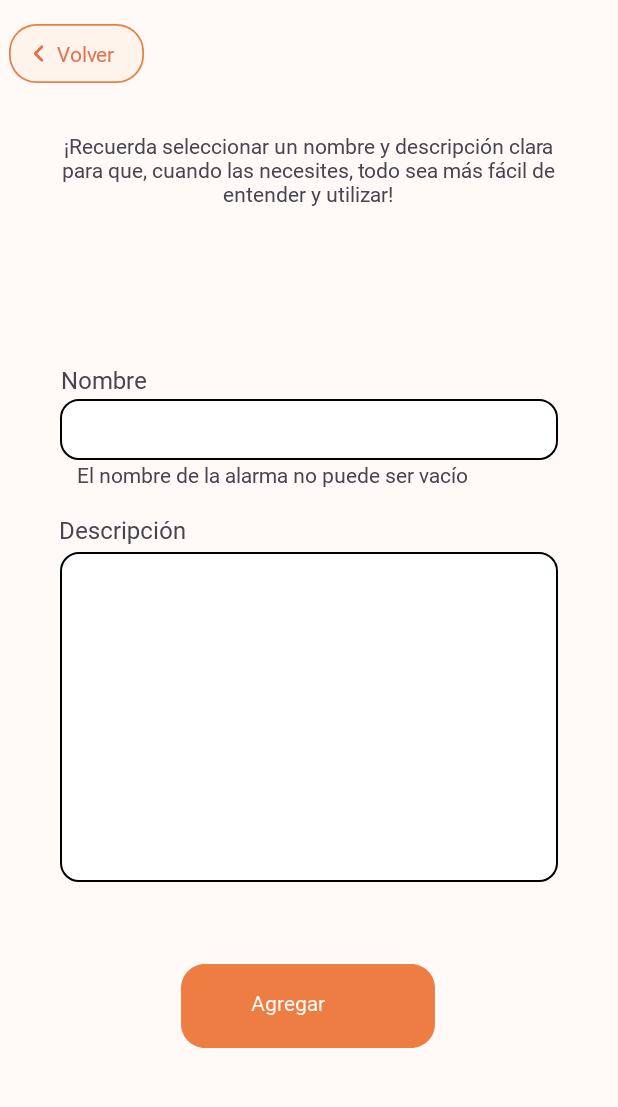
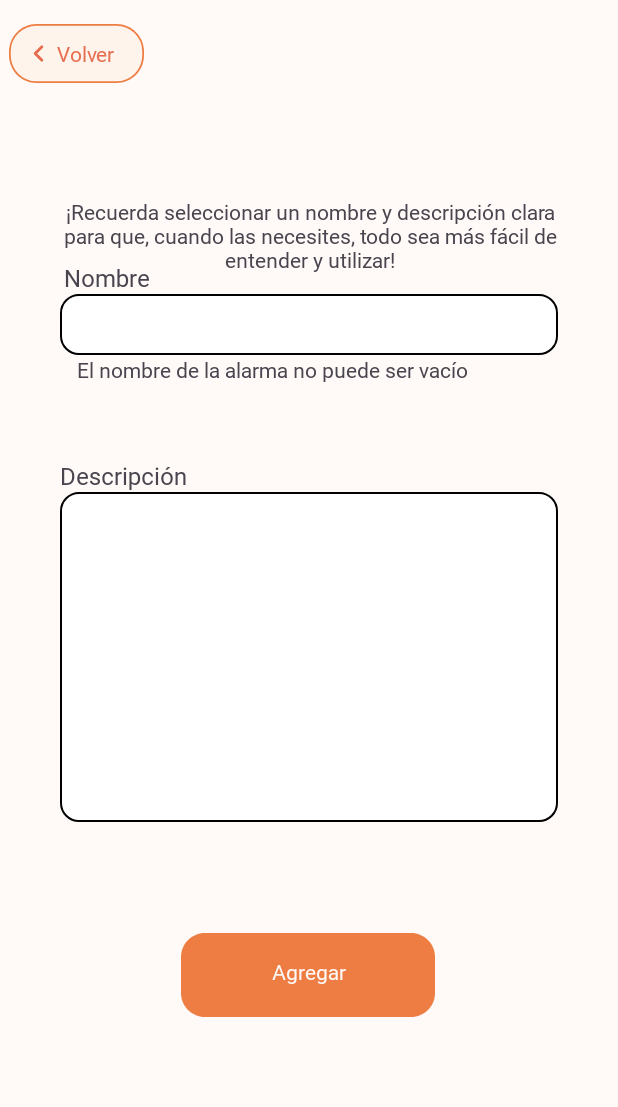
Before and after one commit to lhCabra/Maquetacion-UX-Cocinapp, an Android app: the AddAlarmActivity screen opened directly, with no data from a screen before it, on a phone screen of 412 x 824 dp, the part 96-1203 px from its top. Run offline under Robolectric (Android 15) with nearby library versions, the phone set to English and light mode, and no system bars.

Commit message:
fix measures

```diff
--- a/Cocinapp/app/src/main/res/layout/activity_add_alarm.xml
+++ b/Cocinapp/app/src/main/res/layout/activity_add_alarm.xml
@@ -109,11 +109,11 @@
             android:id="@+id/textView3"
             android:layout_width="332dp"
             android:layout_height="wrap_content"
-            android:layout_marginTop="32dp"
+            android:layout_marginTop="76dp"
             android:gravity="center_horizontal"
             android:text="@string/recuerda_seleccionar_un_nombre_y_descripci_n_clara_para_que_cuando_las_necesites_todo_sea_m_s_f_cil_de_entender_y_utilizar"
             app:layout_constraintEnd_toEndOf="parent"
-            app:layout_constraintHorizontal_bias="0.493"
+            app:layout_constraintHorizontal_bias="0.506"
             app:layout_constraintStart_toStartOf="parent"
             app:layout_constraintTop_toBottomOf="@+id/button_back"
             tools:ignore="MissingConstraints" />
@@ -130,18 +130,19 @@
             app:layout_constraintBottom_toBottomOf="parent"
             app:layout_constraintStart_toStartOf="parent"
             app:layout_constraintTop_toBottomOf="@+id/textView5"
+            app:layout_constraintVertical_bias="0.0"
             tools:ignore="MissingConstraints" />
 
         <TextView
             android:id="@+id/textView5"
             android:layout_width="wrap_content"
             android:layout_height="wrap_content"
-            android:layout_marginBottom="496dp"
+            android:layout_marginBottom="564dp"
             android:text="@string/nombre"
             android:textSize="16sp"
             app:layout_constraintBottom_toBottomOf="parent"
             app:layout_constraintEnd_toEndOf="parent"
-            app:layout_constraintHorizontal_bias="0.114"
+            app:layout_constraintHorizontal_bias="0.12"
             app:layout_constraintStart_toStartOf="parent"
             tools:ignore="MissingConstraints" />
 
@@ -163,7 +164,7 @@
             android:layout_width="332dp"
             android:layout_height="220dp"
             android:layout_marginStart="40dp"
-            android:layout_marginBottom="172dp"
+            android:layout_marginBottom="212dp"
             android:background="@drawable/rounded_edit_text"
             android:ems="10"
             android:inputType="textMultiLine"
@@ -175,12 +176,12 @@
             android:id="@+id/textView7"
             android:layout_width="wrap_content"
             android:layout_height="wrap_content"
-            android:layout_marginBottom="396dp"
+            android:layout_marginBottom="432dp"
             android:text="@string/descripci_n"
             android:textSize="16sp"
             app:layout_constraintBottom_toBottomOf="parent"
             app:layout_constraintEnd_toEndOf="parent"
-            app:layout_constraintHorizontal_bias="0.12"
+            app:layout_constraintHorizontal_bias="0.123"
             app:layout_constraintStart_toStartOf="parent"
             tools:ignore="MissingConstraints" />
 
@@ -203,15 +204,16 @@
                 android:id="@+id/continue_text"
                 android:layout_width="75dp"
                 android:layout_height="21dp"
+                android:layout_alignParentStart="true"
                 android:layout_alignParentTop="true"
                 android:layout_alignParentEnd="true"
                 android:layout_alignParentBottom="true"
-                android:layout_marginStart="8dp"
+                android:layout_marginStart="47dp"
                 android:layout_marginTop="16dp"
                 android:layout_marginEnd="47dp"
                 android:layout_marginBottom="19dp"
                 android:text="@string/agregar"
-                android:textAlignment="textStart"
+                android:textAlignment="center"
                 android:textColor="@color/background"
                 android:textSize="14sp" />
 
```
Also changed, not shown: Cocinapp/app/src/main/res/layout/activity_end_recipe.xml (+6 -7 lines), Cocinapp/app/src/main/res/layout/activity_share_recipe.xml (+7 -8 lines).
